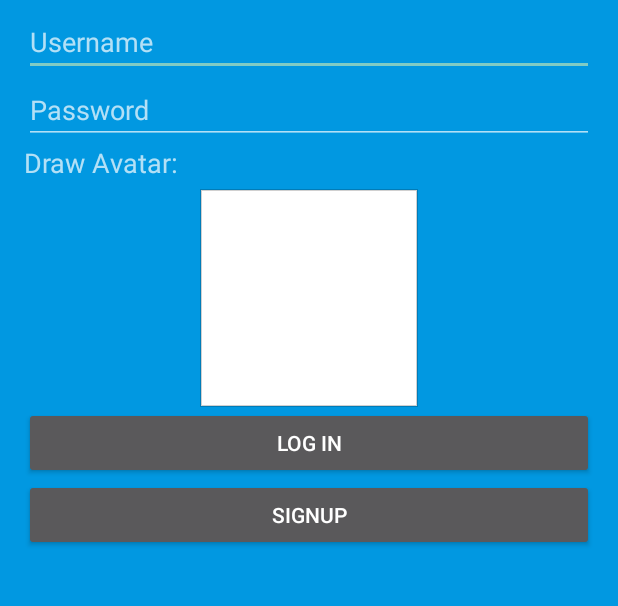
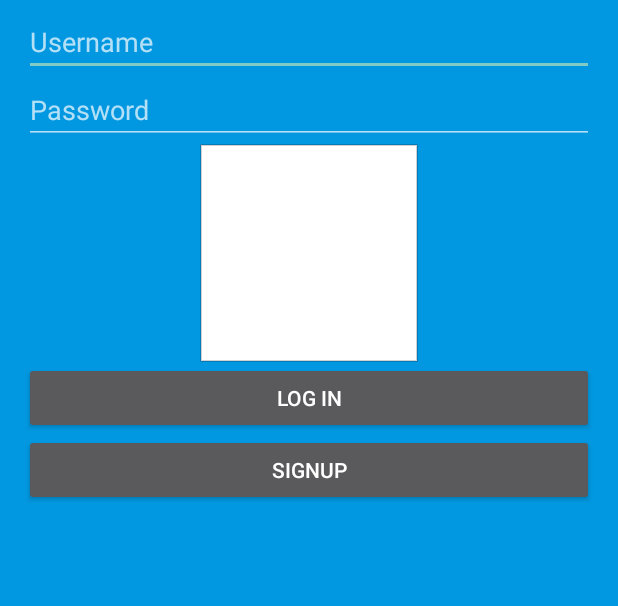
Before and after one commit to Leonardo-Ciocan/SquareChat, an Android app: the screen it shows after launch (LoginActivity), after a tap on "SIGNUP", on a phone screen of 412 x 824 dp, the part 332-938 px from its top. Run offline under Robolectric (Android 15) with nearby library versions, the light colour scheme and no system bars; 2 statements that could not run were skipped.

Commit message:
Revert "We added a textfield above the avatarSquare so users know to draw their"
This reverts commit 1486ed2e236b81c7527be89a102de15459a87cd4.

```diff
--- a/app/src/main/java/nsl/squarechat/LoginActivity.java
+++ b/app/src/main/java/nsl/squarechat/LoginActivity.java
@@ -12,7 +12,6 @@ import android.view.MenuItem;
 import android.view.View;
 import android.widget.Button;
 import android.widget.EditText;
-import android.widget.TextView;
 import android.widget.Toast;
 
 import com.parse.LogInCallback;
@@ -82,7 +81,6 @@ public class LoginActivity extends ActionBarActivity {
                     user.signUpInBackground(new SignUpCallback() {
                         public void done(com.parse.ParseException e) {
                             if (e == null) {
-
                                 Avatar avatar = new Avatar();
                                 Bitmap b = Bitmap.createBitmap(
                                         squareView.getLayoutParams().width,
@@ -110,8 +108,6 @@ public class LoginActivity extends ActionBarActivity {
                 }
                 else {
                     squareView.setVisibility(View.VISIBLE);
-                    TextView  labelavatar = (TextView) findViewById(R.id.labelAvatar);
-                    labelavatar.setVisibility(View.VISIBLE);
                 }
             }
         });
--- a/app/src/main/res/layout/activity_login.xml
+++ b/app/src/main/res/layout/activity_login.xml
@@ -25,16 +25,6 @@
        android:inputType="textPassword"
        android:layout_width="fill_parent"
        android:layout_height="wrap_content" />
-
-    <TextView xmlns:android="http://schemas.android.com/apk/res/android"
-        android:layout_width="wrap_content"
-        android:layout_height="30dp"
-        android:textSize="18sp"
-        android:visibility="gone"
-        android:id="@+id/labelAvatar"
-        android:text="Draw Avatar: "
-        android:layout_alignLeft = "@+id/avatar"/>
-
     <nsl.squarechat.SquareView
         android:layout_gravity="center"
         android:background="@drawable/border_background"
```
